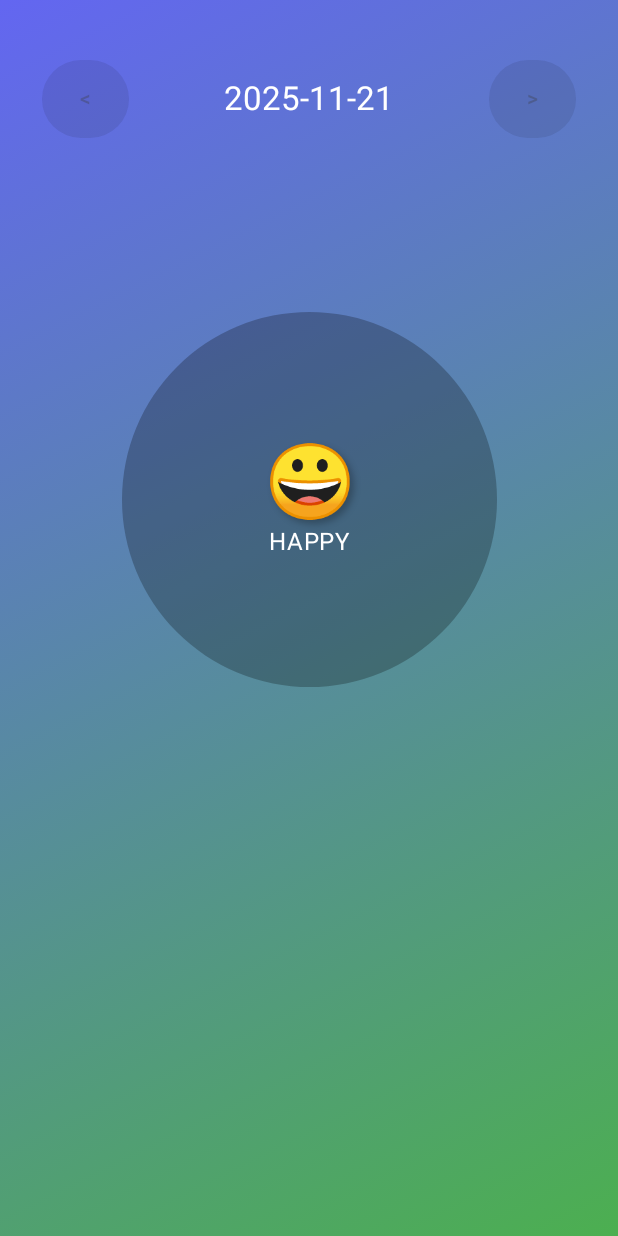
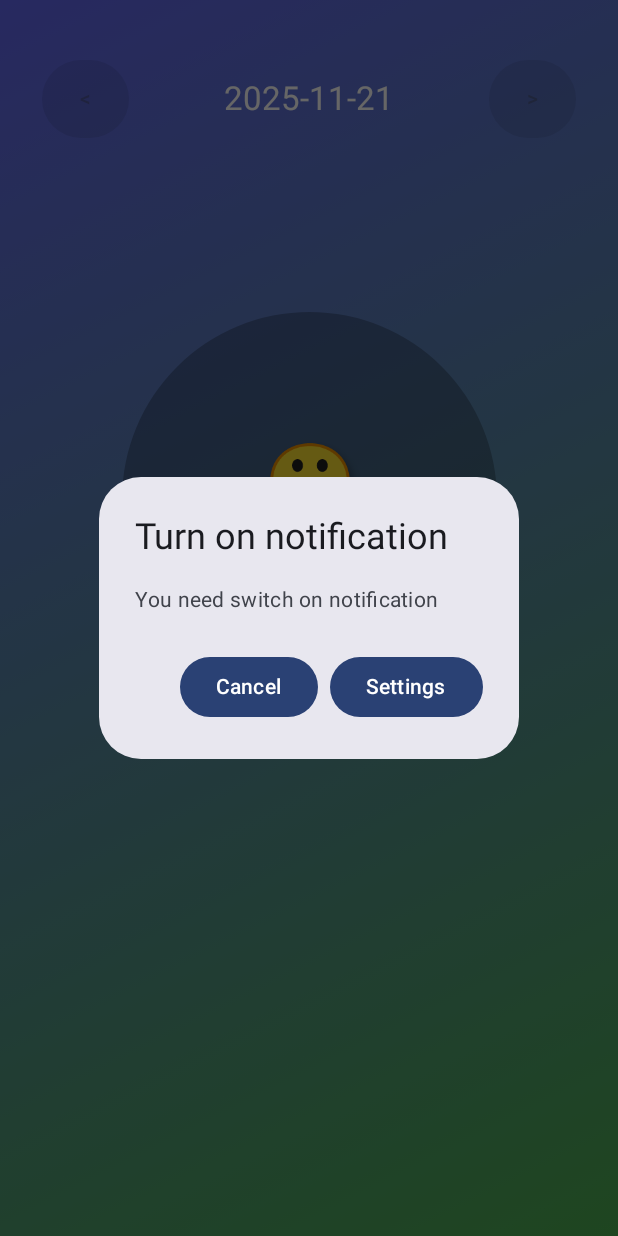
Before and after one commit to Sveticov/MyMoodV3, an Android app built with Jetpack Compose: the screen it shows after launch (MainActivity), on a phone screen of 412 x 824 dp. Run offline under Robolectric (Android 15) with nearby library versions, the phone set to English and light mode, and no system bars; our stand-ins replace Dagger/Hilt's generated code, Room's generated code; libraries missing offline, so code that uses them is left out: androidx.hilt.lifecycle; 2 statements that could not run were skipped.

```diff
--- a/app/build.gradle.kts
+++ b/app/build.gradle.kts
@@ -45,7 +45,9 @@ dependencies {
     //Hilt
     implementation("com.google.dagger:hilt-android:2.51.1")
     implementation("androidx.hilt:hilt-navigation-compose:1.3.0")
-        // implementation(libs.androidx.ui.desktop)
+    /*implementation(libs.material)*/
+    implementation(libs.material)
+    // implementation(libs.androidx.ui.desktop)
     kapt("com.google.dagger:hilt-compiler:2.51.1")
     kapt("androidx.hilt:hilt-compiler:1.3.0")
         // annotationProcessor("com.google.dagger:hilt-compiler:2.51.1")
--- a/app/src/main/java/com/svetikov/mymood/MainActivity.kt
+++ b/app/src/main/java/com/svetikov/mymood/MainActivity.kt
@@ -1,15 +1,27 @@
 package com.svetikov.mymood
 
 import android.content.Context
+import android.content.Intent
 import android.os.Bundle
+import android.provider.Settings
 import android.util.Log
 import androidx.activity.ComponentActivity
 import androidx.activity.compose.setContent
 import androidx.activity.enableEdgeToEdge
 import androidx.compose.foundation.layout.fillMaxSize
 import androidx.compose.foundation.layout.padding
+import androidx.compose.material3.AlertDialog
+import androidx.compose.material3.Button
 import androidx.compose.material3.Scaffold
+import androidx.compose.material3.Text
+import androidx.compose.runtime.Composable
+import androidx.compose.runtime.LaunchedEffect
+import androidx.compose.runtime.getValue
+import androidx.compose.runtime.mutableStateOf
+import androidx.compose.runtime.remember
+import androidx.compose.runtime.setValue
 import androidx.compose.ui.Modifier
+import androidx.compose.ui.platform.LocalContext
 import androidx.work.ExistingPeriodicWorkPolicy
 import androidx.work.OneTimeWorkRequestBuilder
 import androidx.work.PeriodicWorkRequestBuilder
@@ -20,25 +32,42 @@ import com.svetikov.mymood.worker.NotificationWorker
 import dagger.hilt.android.AndroidEntryPoint
 import java.util.concurrent.TimeUnit
 
+
 @AndroidEntryPoint
 class MainActivity : ComponentActivity() {
+    private var dialogShow = false
+
+
     override fun onCreate(savedInstanceState: Bundle?) {
         super.onCreate(savedInstanceState)
-            //schedule
-        schedulePeriodicNotification(this)
-        scheduleOne(this)
-
+        Log.d("onCreate", "onCreate")
+        //schedule
+        window.decorView.post {
+            schedulePeriodicNotification(this)
+            scheduleOne(this)
+        }
 
         enableEdgeToEdge()
         setContent {
+            val isFirstLaunch = isFirstAppLaunch()
             MyMoodTheme {
+
                 Scaffold(modifier = Modifier.fillMaxSize()) { innerPadding ->
-               ActionLogScreen(modifier = Modifier.padding(innerPadding))
+                    NotificationPermissionDialog(
+                        isFirstLaunch = isFirstLaunch,
+                        onHandler = {markLaunchHandled()}
+                    )
+                    ActionLogScreen(modifier = Modifier.padding(innerPadding))
                 }
             }
         }
+
     }
-    private fun schedulePeriodicNotification(context: Context){
+
+
+
+    //--------------------------work manager------------------------------
+    private fun schedulePeriodicNotification(context: Context) {
         val workRequest = PeriodicWorkRequestBuilder<NotificationWorker>(
             15,
             TimeUnit.MINUTES
@@ -49,13 +78,80 @@ class MainActivity : ComponentActivity() {
             ExistingPeriodicWorkPolicy.KEEP,
             workRequest
         )
-        Log.d("workRequest","workRequest ${workRequest.id}")
+        Log.d("workRequest", "workRequest ${workRequest.id}")
     }
-    private fun  scheduleOne(context: Context){
-        Log.d("Start","START ONE Message")
+
+    private fun scheduleOne(context: Context) {
+        Log.d("Start", "START ONE Message")
         val oneTime = OneTimeWorkRequestBuilder<NotificationWorker>()
             .build()
         WorkManager.getInstance(context)
             .enqueue(oneTime)
     }
+
+    //----------------------first launch check-------------------------
+    private fun isFirstAppLaunch(): Boolean {
+        val prefs = getSharedPreferences("prefs", MODE_PRIVATE)
+        val first = prefs.getBoolean("firstLaunch", true)
+        /*   if (first) {
+               prefs.edit().putBoolean("firstLaunch", false).apply()
+           }*/
+        Log.d("launch 2", "${first}")
+        return first
+    }
+
+    private fun markLaunchHandled() {
+        val prefs = getSharedPreferences("prefs", MODE_PRIVATE)
+        prefs.edit().putBoolean("firstLaunch", false).apply()
+    }
+
+    //----------------------permission dialog--------------------------
+    @Composable
+    private fun NotificationPermissionDialog(
+        isFirstLaunch: Boolean,
+        onHandler: () -> Unit
+    ) {
+        var showDialog by remember { mutableStateOf(false) }
+        val context = LocalContext.current
+        val activity = context as? MainActivity
+
+        LaunchedEffect(Unit) {
+            if (isFirstLaunch) {
+                kotlinx.coroutines.delay(300)
+                showDialog = true
+            }
+        }
+        if (showDialog) {
+            AlertDialog(
+                onDismissRequest = {
+                    showDialog = false
+                    onHandler()
+                },
+                title = { Text("Turn on notification") },
+                text = { Text("You need switch on notification") },
+                confirmButton = {
+                    Button(onClick = {
+                        showDialog = false
+                        onHandler()
+                        activity?.openNotificationSettings()
+                    }) { Text("Settings") }
+                },
+                dismissButton = {
+                    Button(onClick = {
+                        showDialog=false
+                        onHandler()
+                    }) { Text("Cancel") }
+                }
+            )
+        }
+
+    }
+
+    private fun openNotificationSettings() {
+        val intent = Intent(Settings.ACTION_APP_NOTIFICATION_SETTINGS)
+            .putExtra(Settings.EXTRA_APP_PACKAGE, packageName)
+            .addFlags(Intent.FLAG_ACTIVITY_NEW_TASK)
+        startActivity(intent)
+        Log.d("launch 3", "${intent}")
+    }
 }
--- a/app/src/main/java/com/svetikov/mymood/hilt/app/App.kt
+++ b/app/src/main/java/com/svetikov/mymood/hilt/app/App.kt
@@ -3,14 +3,27 @@ package com.svetikov.mymood.hilt.app
 import android.app.Application
 import android.app.NotificationChannel
 import android.app.NotificationManager
+import android.content.Context
+import android.content.Intent
 import android.os.Build
+import android.provider.Settings
+import android.util.Log
 import dagger.hilt.android.HiltAndroidApp
+import java.time.LocalDateTime
 
 @HiltAndroidApp
 class App:Application() {
     override fun onCreate() {
+        Log.d("SETTING 1","setting ${LocalDateTime.now()}")
         super.onCreate()
         createNotificationChannel()
+      /*  if(isFirstLaunch(this)){
+            Log.d("SETTING 2","setting ${LocalDateTime.now()}")
+            if (!isNotificationEnabled(this)){
+                Log.d("SETTING 3","setting ${LocalDateTime.now()}")
+                openNotificationSetting(this)
+            }
+        }*/
     }
 
     private fun createNotificationChannel(){
@@ -27,4 +40,30 @@ class App:Application() {
             notificationManager.createNotificationChannel(channel)
         }
     }
+
+/*    fun isFirstLaunch(context: Context):Boolean{
+        val pref = context.getSharedPreferences("app_pref",Context.MODE_PRIVATE)
+        val firstLaunch = pref.getBoolean("first_launch",true)
+
+        if(firstLaunch){
+            pref.edit().putBoolean("first_launch",false).apply()
+        }
+        return firstLaunch
+    }
+
+    fun isNotificationEnabled(context: Context):Boolean{
+        val manager = NotificationManagerCompat.from(context)
+        return manager.areNotificationsEnabled()
+    }*/
+
+
+
+    fun openNotificationSetting(context: Context){
+        val intent  = Intent( Settings.ACTION_APP_NOTIFICATION_SETTINGS).apply {
+
+            putExtra(Settings.EXTRA_APP_PACKAGE,context.packageName)
+            addFlags(Intent.FLAG_ACTIVITY_NEW_TASK)
+        }
+        context.startActivity(intent)
+    }
 }
--- a/app/src/main/java/com/svetikov/mymood/ui/pages/MoodEmojiScreen.kt
+++ b/app/src/main/java/com/svetikov/mymood/ui/pages/MoodEmojiScreen.kt
@@ -1,4 +1,4 @@
-package com.svetikov.mymood.ui.pages
+ package com.svetikov.mymood.ui.pages
 
 import androidx.compose.foundation.Canvas
 import androidx.compose.foundation.background
@@ -60,6 +60,7 @@ fun ActionLogScreen(modifier: Modifier = Modifier, viewModel: ActionViewModel =
     val emojiWin by viewModel.emojiWin.collectAsState()
     var descriptionEmoji by remember { mutableStateOf("") }
     val scope = rememberCoroutineScope()
+    var some by remember { mutableStateOf(0) }
 
     Column(
         modifier = Modifier
@@ -120,6 +121,8 @@ fun ActionLogScreen(modifier: Modifier = Modifier, viewModel: ActionViewModel =
                 }
             }
         }
+
+
     }
 }
 
--- a/gradle/libs.versions.toml
+++ b/gradle/libs.versions.toml
@@ -9,6 +9,7 @@ lifecycleRuntimeKtx = "2.9.4"
 activityCompose = "1.11.0"
 composeBom = "2024.09.00"
 uiDesktop = "1.7.0"
+material = "1.13.0"
 
 [libraries]
 androidx-core-ktx = { group = "androidx.core", name = "core-ktx", version.ref = "coreKtx" }
@@ -26,6 +27,7 @@ androidx-ui-test-manifest = { group = "androidx.compose.ui", name = "ui-test-man
 androidx-ui-test-junit4 = { group = "androidx.compose.ui", name = "ui-test-junit4" }
 androidx-material3 = { group = "androidx.compose.material3", name = "material3" }
 androidx-ui-desktop = { group = "androidx.compose.ui", name = "ui-desktop", version.ref = "uiDesktop" }
+material = { group = "com.google.android.material", name = "material", version.ref = "material" }
 
 [plugins]
 android-application = { id = "com.android.application", version.ref = "agp" }
```
Also changed, not shown: app/src/main/res/layout/notification_custom_layout.xml (+8 -4 lines).
